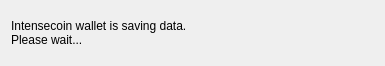
Old version of the form src/Gui/Common/ExitWidget.ui in the repository coinchangemarket/coinchange-gui.
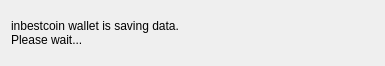
New version of the form.

What changed in the file:
```diff
--- a/src/Gui/Common/ExitWidget.ui
+++ b/src/Gui/Common/ExitWidget.ui
@@ -17,7 +17,7 @@
    <item>
     <widget class="QLabel" name="label">
      <property name="text">
-      <string>Intensecoin wallet is saving data.
+      <string>inbestcoin wallet is saving data.
 Please wait...</string>
      </property>
     </widget>
```
